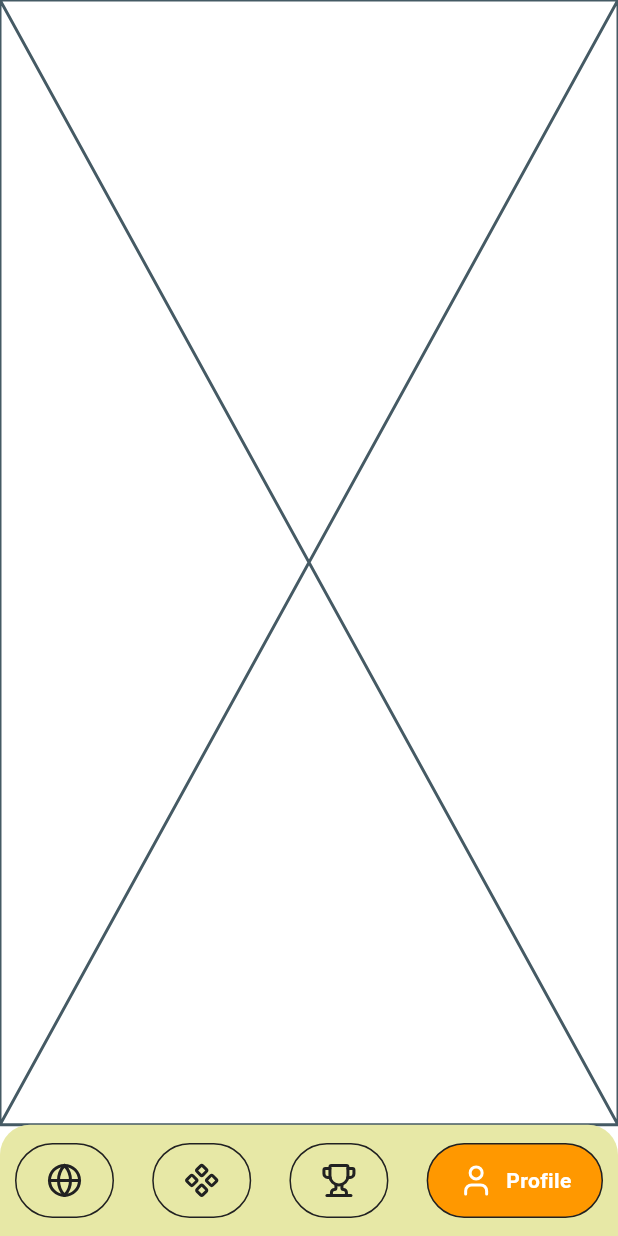
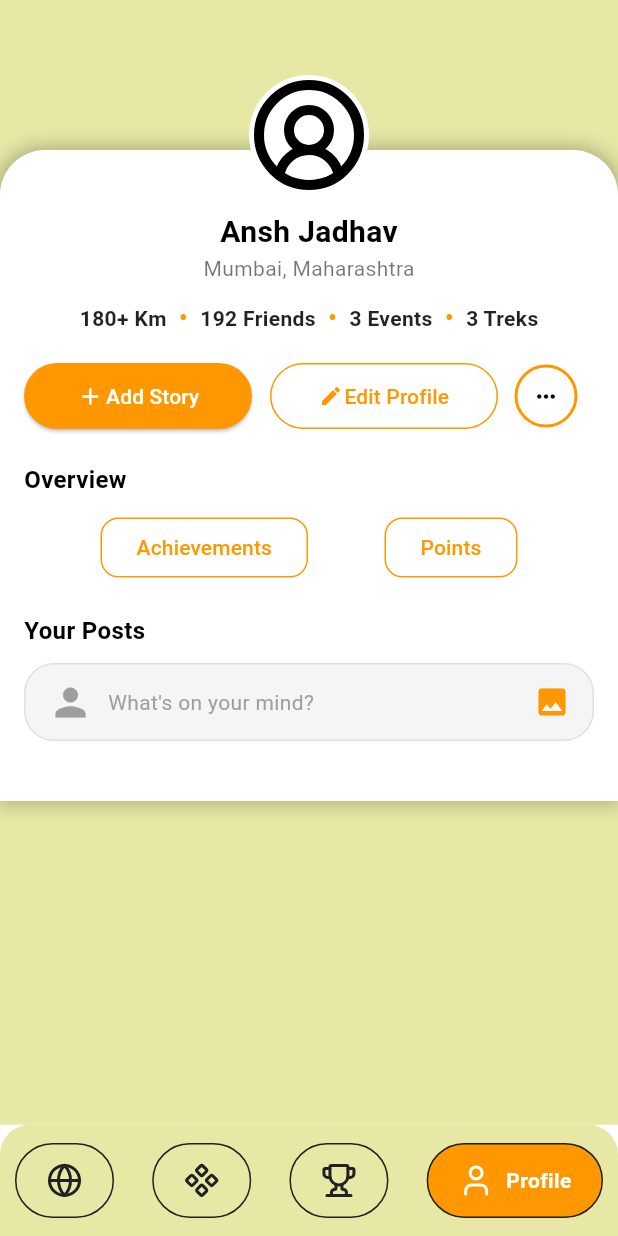
Before and after one commit to const-nishant/offbeat_pravasi_v2, a Flutter app: the screen it shows once a user with an empty profile is signed in, item 4 of the bottom bar chosen, on a phone screen of 412 x 824 dp. Run offline on Flutter 3.47's test engine with Material 3 defaults, Android fonts, the phone set to English and light mode, and no system bars; drawn by our look-alikes of google_nav_bar; our stand-ins replace appwrite, cloud_firestore, firebase_auth, firebase_core, flutter_markdown, flutter_phoenix and 4 more; accounts and stored records are empty; network calls fail.

Commit message:
update profile module exports; add profile page route and update navbar to include profile screen

```diff
--- a/lib/modules/home/pages/trekdetails.dart
+++ b/lib/modules/home/pages/trekdetails.dart
@@ -1,9 +1,9 @@
 import 'dart:ui';
+
 import 'package:flutter/material.dart';
 import 'package:flutter_markdown/flutter_markdown.dart';
 import 'package:go_router/go_router.dart';
 import 'package:lucide_icons_flutter/lucide_icons.dart';
-import 'package:offbeat_pravasi_v2/common/common_exports.dart';
 import 'package:offbeat_pravasi_v2/modules/home/widgets/imagesliderwithindicator.dart';
 
 class Trekdetails extends StatefulWidget {
--- a/lib/modules/module_exports.dart
+++ b/lib/modules/module_exports.dart
@@ -1,4 +1,5 @@
 export 'auth/auth_exports.dart';
 export 'home/home_exports.dart';
+export 'profile/profile_exports.dart';
 export 'themes/theme_exports.dart';
 export 'community/community_exports.dart';
--- /dev/null
+++ b/lib/modules/profile/pages/profile_page.dart
@@ -0,0 +1,267 @@
+import 'package:flutter/material.dart';
+import 'package:lucide_icons_flutter/lucide_icons.dart';
+
+class ProfilePage extends StatefulWidget {
+  const ProfilePage({super.key});
+
+  @override
+  State<ProfilePage> createState() => _ProfilePageState();
+}
+
+class _ProfilePageState extends State<ProfilePage> {
+  @override
+  Widget build(BuildContext context) {
+    return Scaffold(
+      backgroundColor: Theme.of(context).colorScheme.onInverseSurface,
+      body: SingleChildScrollView(
+        child: Column(
+          children: [
+            Stack(
+              alignment: Alignment.topCenter,
+              children: [
+                // Curved Container
+                Container(
+                  margin: EdgeInsets.only(top: 100),
+                  padding: EdgeInsets.symmetric(vertical: 20, horizontal: 16),
+                  decoration: BoxDecoration(
+                    color: Colors.white,
+                    borderRadius: BorderRadius.only(
+                      topLeft: Radius.circular(30),
+                      topRight: Radius.circular(30),
+                    ),
+                    boxShadow: [
+                      BoxShadow(
+                        color: Colors.black26,
+                        blurRadius: 10,
+                        spreadRadius: 2,
+                      ),
+                    ],
+                  ),
+                  child: Column(
+                    children: [
+                      SizedBox(height: 20), // Space for profile avatar
+
+                      // Profile Name & Location
+                      Text(
+                        "Ansh Jadhav",
+                        style: TextStyle(
+                          fontSize: 20,
+                          fontWeight: FontWeight.bold,
+                          color: Colors.black,
+                        ),
+                      ),
+                      Text(
+                        "Mumbai, Maharashtra",
+                        style: TextStyle(
+                          fontSize: 14,
+                          color: Colors.black54,
+                        ),
+                      ),
+                      SizedBox(height: 10),
+
+                      // Stats Row (Km, Friends, Events, Treks)
+                      Row(
+                        mainAxisAlignment: MainAxisAlignment.center,
+                        children: [
+                          _buildStat("180+ Km"),
+                          _buildDivider(),
+                          _buildStat("192 Friends"),
+                          _buildDivider(),
+                          _buildStat("3 Events"),
+                          _buildDivider(),
+                          _buildStat("3 Treks"),
+                        ],
+                      ),
+
+                      SizedBox(height: 15),
+
+                      // Buttons (Add Story & Edit Profile)
+                      Row(
+                        mainAxisAlignment: MainAxisAlignment.spaceEvenly,
+                        children: [
+                          // Add Story Button
+                          Expanded(
+                            child: ElevatedButton(
+                              onPressed: () {},
+                              style: ElevatedButton.styleFrom(
+                                backgroundColor: Colors.orange,
+                                shape: RoundedRectangleBorder(
+                                  borderRadius:
+                                      BorderRadius.circular(50), // More rounded
+                                ),
+                                padding: EdgeInsets.symmetric(
+                                    vertical: 12, horizontal: 20),
+                              ),
+                              child: Row(
+                                mainAxisSize: MainAxisSize.min,
+                                mainAxisAlignment: MainAxisAlignment.center,
+                                children: [
+                                  Icon(Icons.add,
+                                      size: 18, color: Colors.white),
+                                  SizedBox(width: 1.5),
+                                  Text("Add Story",
+                                      style: TextStyle(color: Colors.white)),
+                                ],
+                              ),
+                            ),
+                          ),
+                          SizedBox(width: 12),
+
+                          // Edit Profile Button
+                          Expanded(
+                            child: OutlinedButton(
+                              onPressed: () {},
+                              style: OutlinedButton.styleFrom(
+                                side: BorderSide(color: Colors.orange),
+                                shape: RoundedRectangleBorder(
+                                  borderRadius:
+                                      BorderRadius.circular(50), // More rounded
+                                ),
+                                padding: EdgeInsets.symmetric(
+                                    vertical: 12, horizontal: 17),
+                              ),
+                              child: Row(
+                                mainAxisSize: MainAxisSize.min,
+                                mainAxisAlignment: MainAxisAlignment.center,
+                                children: [
+                                  Icon(Icons.edit,
+                                      size: 16, color: Colors.orange),
+                                  SizedBox(width: 1),
+                                  Text("Edit Profile",
+                                      style: TextStyle(color: Colors.orange)),
+                                ],
+                              ),
+                            ),
+                          ),
+                          SizedBox(width: 0),
+                          OutlinedButton(
+                            onPressed: () {},
+                            style: OutlinedButton.styleFrom(
+                              shape: CircleBorder(),
+                              side: BorderSide(color: Colors.orange, width: 2),
+                              padding: EdgeInsets.all(12),
+                              backgroundColor: Colors.white,
+                            ),
+                            child: Icon(Icons.more_horiz, color: Colors.black),
+                          ),
+                        ],
+                      ),
+
+                      SizedBox(height: 20),
+
+                      // Overview Section (Achievements & Points)
+                      Align(
+                        alignment: Alignment.centerLeft,
+                        child: Text(
+                          "Overview",
+                          style: TextStyle(
+                              fontSize: 16, fontWeight: FontWeight.bold),
+                        ),
+                      ),
+                      SizedBox(height: 10),
+
+                      Row(
+                        mainAxisAlignment: MainAxisAlignment.spaceEvenly,
+                        children: [
+                          _buildOutlineButton("Achievements"),
+                          _buildOutlineButton("Points"),
+                        ],
+                      ),
+
+                      SizedBox(height: 20),
+
+                      // Your Posts Section
+                      Align(
+                        alignment: Alignment.centerLeft,
+                        child: Text(
+                          "Your Posts",
+                          style: TextStyle(
+                              fontSize: 16, fontWeight: FontWeight.bold),
+                        ),
+                      ),
+                      SizedBox(height: 10),
+
+                      // Post Input Field
+                      Container(
+                        padding:
+                            EdgeInsets.symmetric(horizontal: 15, vertical: 10),
+                        decoration: BoxDecoration(
+                          color: Colors.grey.shade100,
+                          borderRadius: BorderRadius.circular(20),
+                          border: Border.all(color: Colors.grey.shade300),
+                        ),
+                        child: Row(
+                          children: [
+                            Icon(Icons.person, size: 30, color: Colors.grey),
+                            SizedBox(width: 10),
+                            Expanded(
+                              child: Text(
+                                "What's on your mind?",
+                                style: TextStyle(color: Colors.grey),
+                              ),
+                            ),
+                            Icon(Icons.image, color: Colors.orange),
+                          ],
+                        ),
+                      ),
+
+                      SizedBox(height: 20),
+                    ],
+                  ),
+                ),
+
+                // Profile Avatar (Placed Above Curved Container)
+                Positioned(
+                  top: 50,
+                  child: CircleAvatar(
+                    radius: 40,
+                    backgroundColor: Colors.white,
+                    child: Icon(
+                      LucideIcons.circleUserRound,
+                      size: 80,
+                      color: Colors.black,
+                    ),
+                  ),
+                ),
+              ],
+            ),
+          ],
+        ),
+      ),
+    );
+  }
+
+  // Widget for each stat
+  Widget _buildStat(String text) {
+    return Text(
+      text,
+      style: TextStyle(
+          fontSize: 14, fontWeight: FontWeight.bold, color: Colors.black87),
+    );
+  }
+
+  // Small dot separator between stats
+  Widget _buildDivider() {
+    return Padding(
+      padding: const EdgeInsets.symmetric(horizontal: 8),
+      child: Text("•", style: TextStyle(fontSize: 18, color: Colors.orange)),
+    );
+  }
+
+  // Widget for Achievements & Points Buttons
+  Widget _buildOutlineButton(String text) {
+    return OutlinedButton(
+      onPressed: () {},
+      style: OutlinedButton.styleFrom(
+        side: BorderSide(color: Colors.orange),
+        shape: RoundedRectangleBorder(
+          borderRadius: BorderRadius.circular(12),
+        ),
+      ),
+      child: Text(
+        text,
+        style: TextStyle(color: Colors.orange),
+      ),
+    );
+  }
+}
--- a/lib/modules/profile/profile_exports.dart
+++ b/lib/modules/profile/profile_exports.dart
@@ -1 +1,2 @@
-export 'data/exports.dart';
+export 'pages/profile_page.dart';
+export 'widgets/addpost.dart';
--- a/lib/router/navbar.dart
+++ b/lib/router/navbar.dart
@@ -1,6 +1,7 @@
 import 'package:flutter/material.dart';
 import 'package:google_nav_bar/google_nav_bar.dart';
 import 'package:lucide_icons_flutter/lucide_icons.dart';
+
 import '../modules/module_exports.dart';
 
 class Navbar extends StatefulWidget {
@@ -15,7 +16,7 @@ class _NavbarState extends State<Navbar> {
     const HomePage(),
     const Communityscreen(), //community screen
     const Placeholder(), //leaderboard screen
-    const Placeholder(), //profile screen
+    const ProfilePage(), //profile screen
   ];
   int widgetIndex = 0;
 
--- a/lib/router/router.dart
+++ b/lib/router/router.dart
@@ -1,4 +1,5 @@
 import 'package:go_router/go_router.dart';
+
 import '../modules/module_exports.dart';
 import 'package:flutter/material.dart';
 
@@ -36,6 +37,10 @@ final GoRouter router = GoRouter(
         child: Trekdetails(),
       ),
     ),
+    GoRoute(
+      path: '/profile',
+      builder: (context, state) => const ProfilePage(),
+    ),
   ],
 );
 
```
Also changed, not shown: 2 other files.
